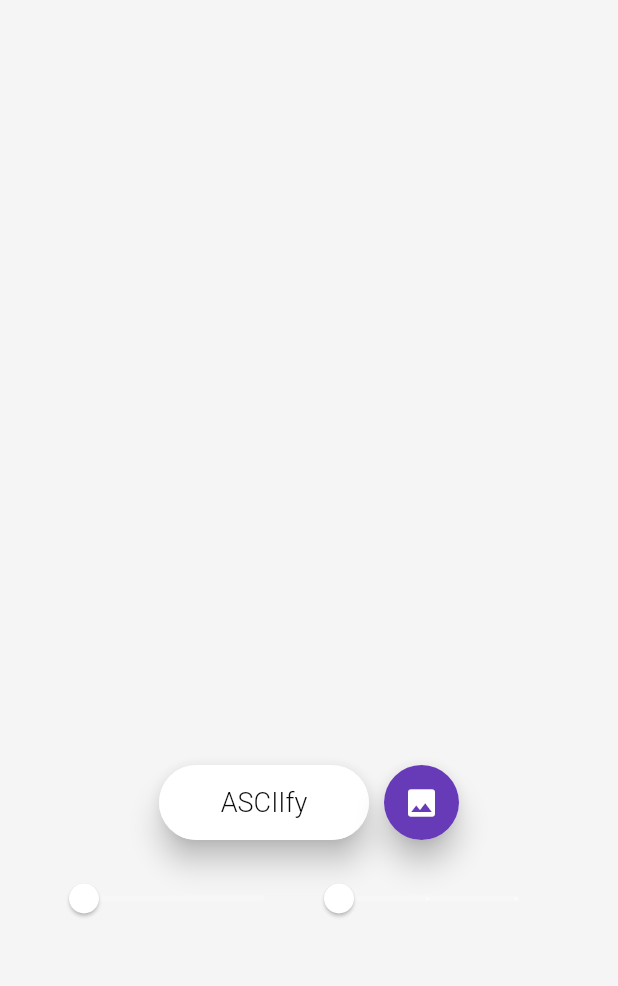
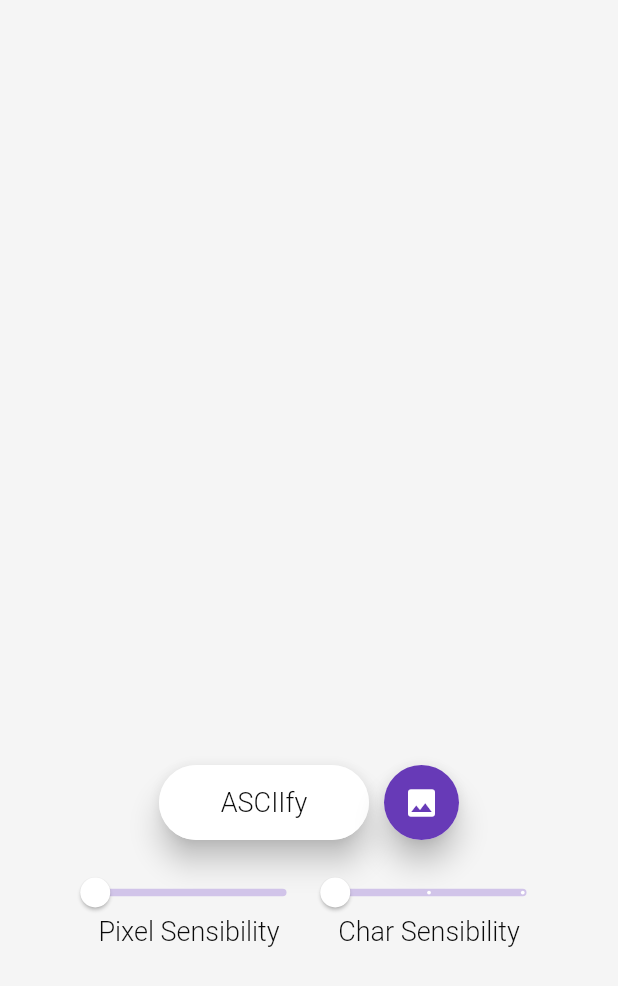
Before and after one commit to LorenzoProSky/ascii_art_app, a Flutter app: the screen it shows after launch, after a tap on "Storage", on a phone screen of 412 x 824 dp. Shown: the top 986 px of the screen. Run offline on Flutter 3.47's test engine with Material 2 defaults, Android fonts, the phone set to English and light mode, and no system bars; our stand-ins replace image_picker, permission_handler; project files that could hold a hidden picture were left out.

Commit message:
16/01/2023 Custom Sliders

```diff
--- a/lib/routes/image_page/image_page.dart
+++ b/lib/routes/image_page/image_page.dart
@@ -7,6 +7,7 @@ import 'package:ascii_app/models/image_path_cache.dart';
 import 'package:ascii_app/models/image_selector.dart';
 import 'package:ascii_app/routes/image_page/image_page_arguments.dart';
 import 'package:ascii_app/widgets/custom_icon_button.dart';
+import 'package:ascii_app/widgets/custom_slider.dart';
 import 'package:ascii_app/widgets/custom_text_button.dart';
 import 'package:ascii_app/widgets/loading_overlay.dart';
 import 'package:flutter/material.dart';
@@ -61,11 +62,15 @@ class _ImagePageState extends State<ImagePage> {
               ),
             ),
             const SizedBox(
-              height: 15,
+              height: 20,
             ),
             Row(
+              mainAxisAlignment: MainAxisAlignment.center,
               children: [
                 _sensibilitySlider(context),
+                const SizedBox(
+                  width: 10,
+                ),
                 _charSlider(context),
               ],
             ),
@@ -99,7 +104,9 @@ class _ImagePageState extends State<ImagePage> {
                     File(Provider.of<ImagePathCache>(context).imagePath),
                   ),
                 )
-              : const FittedBox(), // TODO PlaceHolder Image (better than empty)
+              : const FittedBox(
+                  // TODO PlaceHolder Image (better than empty)
+                  ),
     );
   }
 
@@ -130,7 +137,7 @@ class _ImagePageState extends State<ImagePage> {
   }
 
   Widget _selectImageButton(BuildContext context) {
-    // Select an Image from the Camera or the Storage according to "needCamera"
+    // Select Image from the Camera or the Storage according to "needCamera"
     return (widget.arguments.needCamera)
         ? CustomIconButton(
             iconData: Icons.camera_alt,
@@ -152,41 +159,35 @@ class _ImagePageState extends State<ImagePage> {
           );
   }
 
-  // TODO
   Widget _sensibilitySlider(BuildContext context) {
-    return SizedBox(
-      width: 170,
-      child: Slider(
-        min: 1.0,
-        max: 100.0,
+    return CustomSlider(
       value: _pixelSensibility,
-        divisions: 100,
-        label: '${_pixelSensibility.round()}',
-        onChanged: (value) {
+      onChange: (value) {
         setState(() {
           _pixelSensibility = value;
         });
       },
-      ),
+      min: 1.0,
+      max: 100.0,
+      divs: 100,
+      text: "Pixel Sensibility",
+      width: 150,
     );
   }
 
-  // TODO
   Widget _charSlider(BuildContext context) {
-    return SizedBox(
-      width: 170,
-      child: Slider(
-        min: 1.0,
-        max: 3.0,
+    return CustomSlider(
       value: _charSensibility,
-        divisions: 2,
-        label: '${_charSensibility.round()}',
-        onChanged: (value) {
+      onChange: (value) {
         setState(() {
           _charSensibility = value;
         });
       },
-      ),
+      min: 1.0,
+      max: 3.0,
+      divs: 2,
+      text: "Char Sensibility",
+      width: 150,
     );
   }
 }
--- a/lib/theme/app_color.dart
+++ b/lib/theme/app_color.dart
@@ -8,4 +8,5 @@ class AppColor {
   static const Color black = Color.fromARGB(255, 10, 10, 10);
 
   static const Color deepPurple = Colors.deepPurple;
+  static Color lightPurple = Colors.deepPurple.shade100;
 }
--- a/lib/theme/theme.dart
+++ b/lib/theme/theme.dart
@@ -36,5 +36,6 @@ class AppTheme {
         color: AppColor.black,
       ),
     ),
+
   );
 }
--- /dev/null
+++ b/lib/widgets/custom_slider.dart
@@ -0,0 +1,71 @@
+import 'package:ascii_app/theme/app_color.dart';
+import 'package:flutter/material.dart';
+
+class CustomSlider extends StatelessWidget {
+  const CustomSlider({
+    Key? key,
+    required this.value,
+    required this.onChange,
+    required this.min,
+    required this.max,
+    required this.divs,
+    required this.text,
+    required this.width,
+  }) : super(key: key);
+  final double value;
+  final Function(double) onChange;
+  final double min;
+  final double max;
+  final int divs;
+  final String text;
+  final double width;
+
+  @override
+  Widget build(BuildContext context) {
+    return Center(
+      child: Column(
+        children: [
+          SizedBox(
+            height: 30,
+            width: width,
+            child: SliderTheme(
+              data: SliderTheme.of(context).copyWith(
+                trackHeight: 5.0,
+                trackShape: const RoundedRectSliderTrackShape(),
+                activeTrackColor: Theme.of(context).colorScheme.secondary,
+                inactiveTrackColor: AppColor.lightPurple,
+                thumbShape: const RoundSliderThumbShape(
+                  enabledThumbRadius: 10.0,
+                  pressedElevation: 8.0,
+                ),
+                thumbColor: Theme.of(context).colorScheme.primary,
+                overlayColor:
+                    Theme.of(context).colorScheme.secondary.withOpacity(0.2),
+                overlayShape: const RoundSliderOverlayShape(overlayRadius: 0.0),
+                tickMarkShape: const RoundSliderTickMarkShape(),
+                activeTickMarkColor: Theme.of(context).colorScheme.primary,
+                inactiveTickMarkColor: Theme.of(context).colorScheme.primary,
+                valueIndicatorShape: const PaddleSliderValueIndicatorShape(),
+                valueIndicatorColor: Theme.of(context).colorScheme.primary,
+                valueIndicatorTextStyle: Theme.of(context).textTheme.bodyText1,
+              ),
+              child: Slider(
+                min: min,
+                max: max,
+                value: value,
+                divisions: divs,
+                label: '${value.round()}',
+                onChanged: onChange,
+              ),
+            ),
+          ),
+          Text(
+            text,
+            textAlign: TextAlign.center,
+            style: Theme.of(context).textTheme.bodyText1,
+          ),
+        ],
+      ),
+    );
+  }
+}
--- /dev/null
+++ b/lib/widgets/text_slider_custom.dart
@@ -0,0 +1,41 @@
+import 'package:ascii_app/theme/app_color.dart';
+import 'package:flutter/material.dart';
+
+// TODO Changing text
+class TextSliderCustom extends StatelessWidget {
+  const TextSliderCustom({Key? key}) : super(key: key);
+
+  static const TextStyle textSliderStyle = TextStyle(
+    fontFamily: "Roboto",
+    fontWeight: FontWeight.w300,
+    fontSize: 18.0,
+    color: AppColor.black,
+  );
+
+  @override
+  Widget build(BuildContext context) {
+    return Row(
+      mainAxisAlignment: MainAxisAlignment.center,
+      children: const [
+        Text(
+          'Pixel',
+          style: textSliderStyle,
+        ),
+        SizedBox(
+          width: 10,
+        ),
+        Text(
+          'Sensibility',
+          style: textSliderStyle,
+        ),
+        SizedBox(
+          width: 10,
+        ),
+        Text(
+          'Character',
+          style: textSliderStyle,
+        ),
+      ],
+    );
+  }
+}
```
Lines whose indentation alone changed are shown as unchanged.
